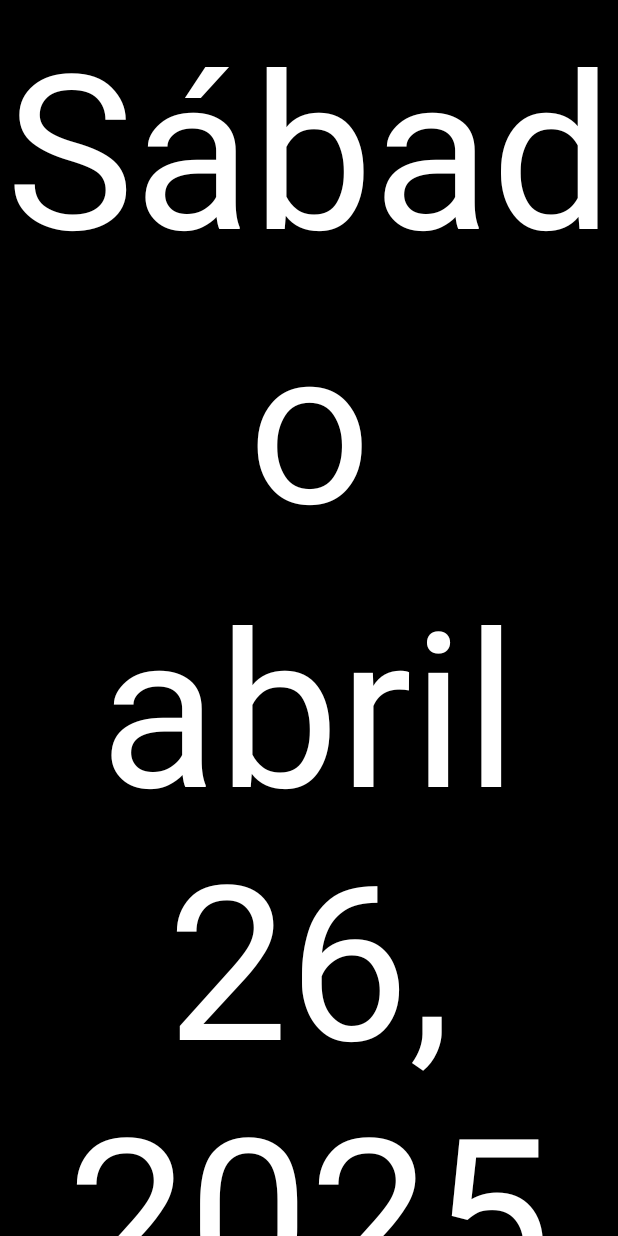
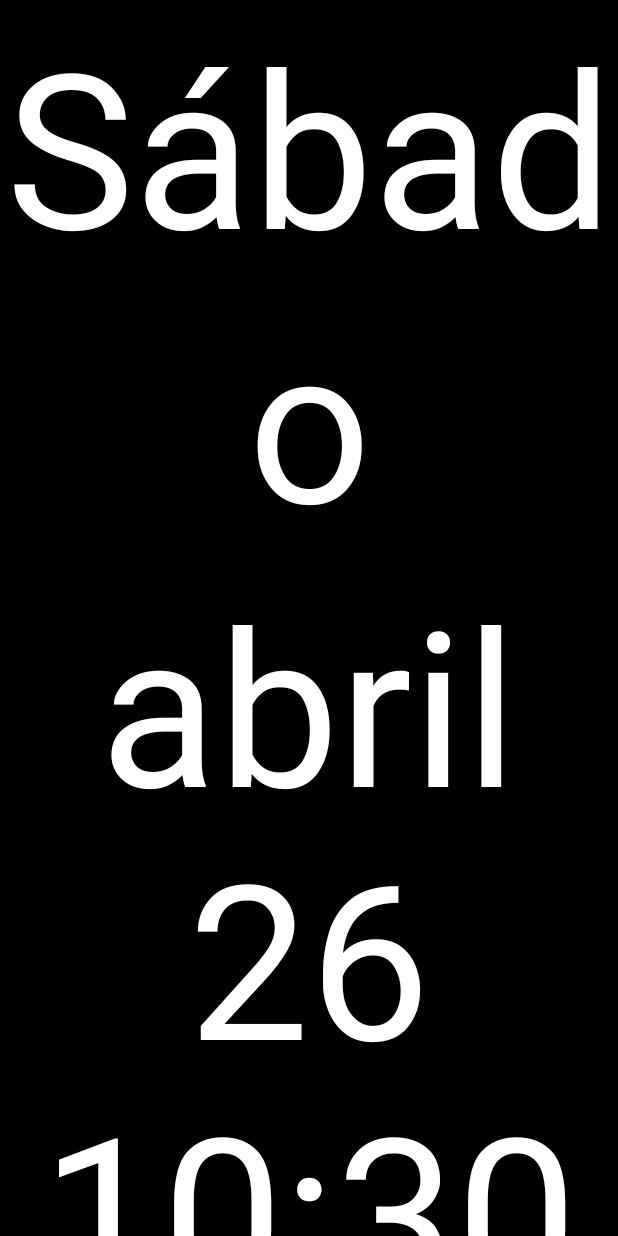
Before and after one commit to timnik82/DayDate_GPTo3, an Android app built with Jetpack Compose: the screen it shows after launch (MainActivity), on a phone screen of 412 x 824 dp. Run offline under Robolectric (Android 15) with nearby library versions, the phone set to English and light mode, and no system bars.

Commit message:
Remove year from date display and update settings

```diff
--- a/app/src/main/java/com/example/daydate_gpto3/MainActivity.java
+++ b/app/src/main/java/com/example/daydate_gpto3/MainActivity.java
@@ -34,7 +34,7 @@ public class MainActivity extends AppCompatActivity {
             return new StringBuffer(result.substring(0, 1).toUpperCase() + result.substring(1));
         }
     };
-    private final SimpleDateFormat fmtDate = new SimpleDateFormat("MMMM d, yyyy", new Locale("pt", "PT"));
+    private final SimpleDateFormat fmtDate = new SimpleDateFormat("MMMM d", new Locale("pt", "PT"));
     private final SimpleDateFormat fmtTime = new SimpleDateFormat("h:mm", new Locale("pt", "PT"));
 
     private SharedPreferences prefs;
--- /dev/null
+++ b/app/src/main/java/com/example/daydate_gpto3/SettingsFragment.kt
@@ -0,0 +1,63 @@
+class SettingsFragment : Fragment() {
+    private lateinit var binding: FragmentSettingsBinding
+    private lateinit var sharedPreferences: SharedPreferences
+    private lateinit var textSizeSeekBar: SeekBar
+    private lateinit var fontStyleSpinner: Spinner
+
+    override fun onCreateView(
+        inflater: LayoutInflater,
+        container: ViewGroup?,
+        savedInstanceState: Bundle?
+    ): View {
+        binding = FragmentSettingsBinding.inflate(inflater, container, false)
+        return binding.root
+    }
+
+    override fun onViewCreated(view: View, savedInstanceState: Bundle?) {
+        super.onViewCreated(view, savedInstanceState)
+
+        sharedPreferences = requireContext().getSharedPreferences("settings", Context.MODE_PRIVATE)
+        textSizeSeekBar = binding.seekBarTextSize
+        fontStyleSpinner = binding.spinnerFontStyle
+
+        // Load saved text size
+        val savedTextSize = sharedPreferences.getFloat("text_size", 1.0f)
+        textSizeSeekBar.progress = (savedTextSize * 100).toInt()
+
+        // Set up text size seekbar listener
+        textSizeSeekBar.setOnSeekBarChangeListener(object : SeekBar.OnSeekBarChangeListener {
+            override fun onProgressChanged(seekBar: SeekBar?, progress: Int, fromUser: Boolean) {
+                val textSize = progress / 100f
+                sharedPreferences.edit().putFloat("text_size", textSize).apply()
+            }
+
+            override fun onStartTrackingTouch(seekBar: SeekBar?) {}
+            override fun onStopTrackingTouch(seekBar: SeekBar?) {}
+        })
+
+        // Set up font style spinner
+        val adapter = ArrayAdapter.createFromResource(
+            requireContext(),
+            R.array.font_styles,
+            android.R.layout.simple_spinner_item
+        ).apply {
+            setDropDownViewResource(android.R.layout.simple_spinner_dropdown_item)
+        }
+        fontStyleSpinner.adapter = adapter
+
+        // Load saved font style
+        val savedFontStyle = sharedPreferences.getString("font_style", "Default")
+        val position = adapter.getPosition(savedFontStyle)
+        fontStyleSpinner.setSelection(position)
+
+        // Set up font style spinner listener
+        fontStyleSpinner.onItemSelectedListener = object : AdapterView.OnItemSelectedListener {
+            override fun onItemSelected(parent: AdapterView<*>?, view: View?, position: Int, id: Long) {
+                val selectedFontStyle = parent?.getItemAtPosition(position).toString()
+                sharedPreferences.edit().putString("font_style", selectedFontStyle).apply()
+            }
+
+            override fun onNothingSelected(parent: AdapterView<*>?) {}
+        }
+    }
+}
```
